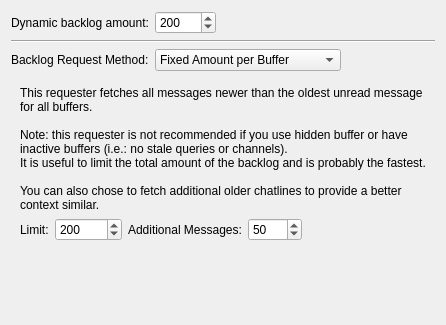
Before: the Qt Designer form src/qtui/settingspages/backlogsettingspage.ui in quassel/quassel, drawn with Qt 5.
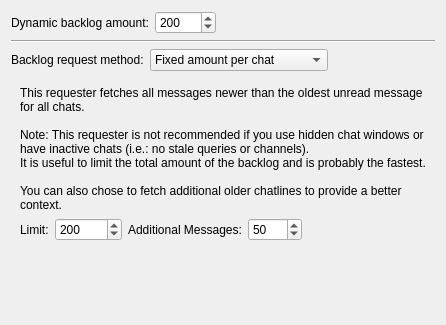
After: the same form once the commit is applied. The open tabs and pages were chosen to show the change.

Commit message:
s/Buffer/Chat/g
This removes the mention of "Buffer" from the UI, as it was confuzzling users and making our Usability Queen
unhappy. It has been replaced by "Chat", which might not always be as precise, but should make more sense for users.
A "Buffer View" is now a "Chat List", and in some cases, "Window" has been used (e.g. the "Status Buffer" is now
a "Status Window" - which, again, isn't really the correct term, but probably makes more sense to people not used
to cli-based chat clients.

Obviously, within the code and the DB everything is still a Buffer (and it'll stay that way).

```diff
--- a/src/qtui/settingspages/backlogsettingspage.ui
+++ b/src/qtui/settingspages/backlogsettingspage.ui
@@ -72,7 +72,7 @@
      <item>
       <widget class="QLabel" name="label_3">
        <property name="text">
-        <string>Backlog Request Method:</string>
+        <string>Backlog request method:</string>
        </property>
       </widget>
      </item>
@@ -80,17 +80,17 @@
       <widget class="QComboBox" name="requesterType">
        <item>
         <property name="text">
-         <string>Fixed Amount per Buffer</string>
+         <string>Fixed amount per chat</string>
         </property>
        </item>
        <item>
         <property name="text">
-         <string>Unread Messages per Buffer</string>
+         <string>Unread messages per chat</string>
         </property>
        </item>
        <item>
         <property name="text">
-         <string>Global Unread Messages</string>
+         <string>Globally unread messages</string>
         </property>
        </item>
       </widget>
@@ -120,7 +120,7 @@
        <item>
         <widget class="QLabel" name="label_9">
          <property name="text">
-          <string>The simplest Requester. It fetches a fixed amount of lines for each buffer from the Backlog.</string>
+          <string>The simplest requester. It fetches a fixed amount of lines for each chat window from the backlog.</string>
          </property>
          <property name="textFormat">
           <enum>Qt::PlainText</enum>
@@ -196,7 +196,7 @@
        <item>
         <widget class="QLabel" name="label_10">
          <property name="text">
-          <string>This requester fetches unread messages for each buffer individually. The amount of lines can be limited per buffer.
+          <string>This requester fetches unread messages for each chat window individually. The amount of lines can be limited per chat.
 
 You can also choose to fetch additional older chatlines to provide a better context.</string>
          </property>
@@ -309,12 +309,12 @@
        <item>
         <widget class="QLabel" name="label_15">
          <property name="text">
-          <string>This requester fetches all messages newer than the oldest unread message for all buffers.
+          <string>This requester fetches all messages newer than the oldest unread message for all chats.
 
-Note: this requester is not recommended if you use hidden buffer or have inactive buffers (i.e.: no stale queries or channels).
+Note: This requester is not recommended if you use hidden chat windows or have inactive chats (i.e.: no stale queries or channels).
 It is useful to limit the total amount of the backlog and is probably the fastest.
 
-You can also chose to fetch additional older chatlines to provide a better context similar.</string>
+You can also chose to fetch additional older chatlines to provide a better context.</string>
          </property>
          <property name="textFormat">
           <enum>Qt::PlainText</enum>
```
The commit also changes 9 other files.
